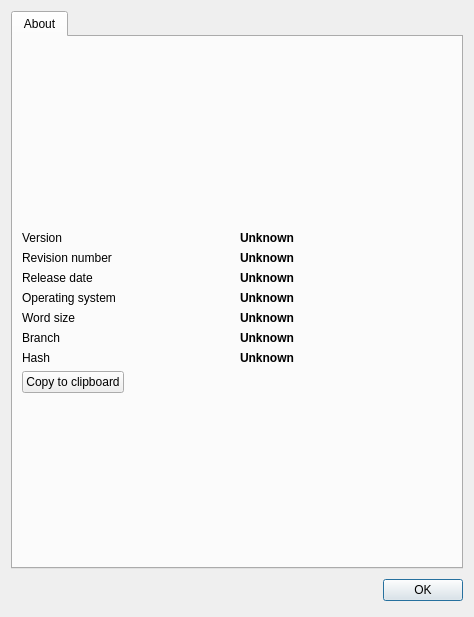
Qt form src/Gui/AboutApplication.ui (BeQuiet1228/FreeCAD) before a commit.
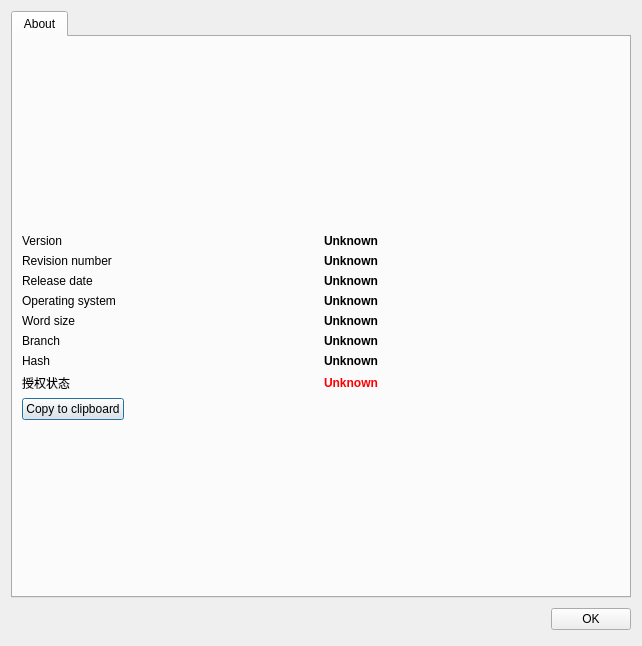
The same form after that commit. Icons and pictures are not drawn.

Commit message: 增加加密狗授权检查

Diff of the .ui file:
```diff
--- a/src/Gui/AboutApplication.ui
+++ b/src/Gui/AboutApplication.ui
@@ -6,8 +6,8 @@
    <rect>
     <x>0</x>
     <y>0</y>
-    <width>472</width>
-    <height>617</height>
+    <width>642</width>
+    <height>646</height>
    </rect>
   </property>
   <property name="windowTitle">
@@ -16,38 +16,8 @@
   <property name="modal">
    <bool>true</bool>
   </property>
-  <layout class="QGridLayout" name="gridLayout">
-   <item row="1" column="0">
-    <layout class="QHBoxLayout" name="boxOK">
-     <property name="spacing">
-      <number>6</number>
-     </property>
-     <property name="margin">
-      <number>0</number>
-     </property>
-     <item>
-      <spacer>
-       <property name="orientation">
-        <enum>Qt::Horizontal</enum>
-       </property>
-       <property name="sizeHint" stdset="0">
-        <size>
-         <width>160</width>
-         <height>31</height>
-        </size>
-       </property>
-      </spacer>
-     </item>
-     <item>
-      <widget class="QPushButton" name="okButton">
-       <property name="text">
-        <string>OK</string>
-       </property>
-      </widget>
-     </item>
-    </layout>
-   </item>
-   <item row="0" column="0">
+  <layout class="QVBoxLayout" name="verticalLayout_2">
+   <item>
     <widget class="QTabWidget" name="tabWidget">
      <property name="currentIndex">
       <number>0</number>
@@ -92,24 +62,33 @@
           <number>0</number>
          </property>
          <item>
-          <layout class="QGridLayout" name="boxVersion" rowstretch="0,0,0,0,0,0,0">
-           <property name="margin">
+          <layout class="QGridLayout" name="boxVersion" rowstretch="0,0,0,0,0,0,0,0">
+           <property name="leftMargin">
+            <number>0</number>
+           </property>
+           <property name="topMargin">
+            <number>0</number>
+           </property>
+           <property name="rightMargin">
+            <number>0</number>
+           </property>
+           <property name="bottomMargin">
             <number>0</number>
            </property>
            <property name="spacing">
             <number>6</number>
            </property>
-           <item row="6" column="1">
-            <widget class="QLabel" name="labelBuildHash">
+           <item row="3" column="1">
+            <widget class="QLabel" name="labelBuildOS">
              <property name="text">
               <string notr="true">&lt;html&gt;&lt;head/&gt;&lt;body&gt;&lt;p&gt;&lt;span style=&quot; font-family: MS Shell Dlg 2; font-weight:600;&quot;&gt;Unknown&lt;/span&gt;&lt;/p&gt;&lt;/body&gt;&lt;/html&gt;</string>
              </property>
             </widget>
            </item>
-           <item row="3" column="0">
-            <widget class="QLabel" name="labelOS">
+           <item row="1" column="0">
+            <widget class="QLabel" name="labelRevision">
              <property name="text">
-              <string>Operating system</string>
+              <string>Revision number</string>
              </property>
             </widget>
            </item>
@@ -127,6 +106,20 @@
              </property>
             </widget>
            </item>
+           <item row="0" column="1">
+            <widget class="QLabel" name="labelBuildVersion">
+             <property name="text">
+              <string notr="true">&lt;html&gt;&lt;head/&gt;&lt;body&gt;&lt;p&gt;&lt;span style=&quot; font-family: MS Shell Dlg 2; font-weight:600;&quot;&gt;Unknown&lt;/span&gt;&lt;/p&gt;&lt;/body&gt;&lt;/html&gt;</string>
+             </property>
+            </widget>
+           </item>
+           <item row="2" column="1">
+            <widget class="QLabel" name="labelBuildDate">
+             <property name="text">
+              <string notr="true">&lt;html&gt;&lt;head/&gt;&lt;body&gt;&lt;p&gt;&lt;span style=&quot; font-family: MS Shell Dlg 2; font-weight:600;&quot;&gt;Unknown&lt;/span&gt;&lt;/p&gt;&lt;/body&gt;&lt;/html&gt;</string>
+             </property>
+            </widget>
+           </item>
            <item row="2" column="0">
             <widget class="QLabel" name="labelDate">
              <property name="text">
@@ -134,41 +127,6 @@
              </property>
             </widget>
            </item>
-           <item row="3" column="1">
-            <widget class="QLabel" name="labelBuildOS">
-             <property name="text">
-              <string notr="true">&lt;html&gt;&lt;head/&gt;&lt;body&gt;&lt;p&gt;&lt;span style=&quot; font-family: MS Shell Dlg 2; font-weight:600;&quot;&gt;Unknown&lt;/span&gt;&lt;/p&gt;&lt;/body&gt;&lt;/html&gt;</string>
-             </property>
-            </widget>
-           </item>
-           <item row="1" column="1">
-            <widget class="QLabel" name="labelBuildRevision">
-             <property name="text">
-              <string notr="true">&lt;html&gt;&lt;head/&gt;&lt;body&gt;&lt;p&gt;&lt;span style=&quot; font-family: MS Shell Dlg 2; font-weight:600;&quot;&gt;Unknown&lt;/span&gt;&lt;/p&gt;&lt;/body&gt;&lt;/html&gt;</string>
-             </property>
-            </widget>
-           </item>
-           <item row="2" column="1">
-            <widget class="QLabel" name="labelBuildDate">
-             <property name="text">
-              <string notr="true">&lt;html&gt;&lt;head/&gt;&lt;body&gt;&lt;p&gt;&lt;span style=&quot; font-family: MS Shell Dlg 2; font-weight:600;&quot;&gt;Unknown&lt;/span&gt;&lt;/p&gt;&lt;/body&gt;&lt;/html&gt;</string>
-             </property>
-            </widget>
-           </item>
-           <item row="1" column="0">
-            <widget class="QLabel" name="labelRevision">
-             <property name="text">
-              <string>Revision number</string>
-             </property>
-            </widget>
-           </item>
-           <item row="0" column="1">
-            <widget class="QLabel" name="labelBuildVersion">
-             <property name="text">
-              <string notr="true">&lt;html&gt;&lt;head/&gt;&lt;body&gt;&lt;p&gt;&lt;span style=&quot; font-family: MS Shell Dlg 2; font-weight:600;&quot;&gt;Unknown&lt;/span&gt;&lt;/p&gt;&lt;/body&gt;&lt;/html&gt;</string>
-             </property>
-            </widget>
-           </item>
            <item row="0" column="0">
             <widget class="QLabel" name="labelVersion">
              <property name="text">
@@ -176,6 +134,27 @@
              </property>
             </widget>
            </item>
+           <item row="1" column="1">
+            <widget class="QLabel" name="labelBuildRevision">
+             <property name="text">
+              <string notr="true">&lt;html&gt;&lt;head/&gt;&lt;body&gt;&lt;p&gt;&lt;span style=&quot; font-family: MS Shell Dlg 2; font-weight:600;&quot;&gt;Unknown&lt;/span&gt;&lt;/p&gt;&lt;/body&gt;&lt;/html&gt;</string>
+             </property>
+            </widget>
+           </item>
+           <item row="6" column="0">
+            <widget class="QLabel" name="labelHash">
+             <property name="text">
+              <string notr="true">Hash</string>
+             </property>
+            </widget>
+           </item>
+           <item row="6" column="1">
+            <widget class="QLabel" name="labelBuildHash">
+             <property name="text">
+              <string notr="true">&lt;html&gt;&lt;head/&gt;&lt;body&gt;&lt;p&gt;&lt;span style=&quot; font-family: MS Shell Dlg 2; font-weight:600;&quot;&gt;Unknown&lt;/span&gt;&lt;/p&gt;&lt;/body&gt;&lt;/html&gt;</string>
+             </property>
+            </widget>
+           </item>
            <item row="5" column="0">
             <widget class="QLabel" name="labelBranch">
              <property name="text">
@@ -190,10 +169,28 @@
              </property>
             </widget>
            </item>
-           <item row="6" column="0">
-            <widget class="QLabel" name="labelHash">
+           <item row="3" column="0">
+            <widget class="QLabel" name="labelOS">
              <property name="text">
-              <string notr="true">Hash</string>
+              <string>Operating system</string>
+             </property>
+            </widget>
+           </item>
+           <item row="7" column="1">
+            <widget class="QLabel" name="labelBuildState">
+             <property name="styleSheet">
+              <string notr="true">color: rgb(255, 0, 0);
+font: 75 9pt &quot;微软雅黑&quot;;</string>
+             </property>
+             <property name="text">
+              <string notr="true">&lt;html&gt;&lt;head/&gt;&lt;body&gt;&lt;p&gt;&lt;span style=&quot; font-family: MS Shell Dlg 2; font-weight:600;&quot;&gt;Unknown&lt;/span&gt;&lt;/p&gt;&lt;/body&gt;&lt;/html&gt;</string>
+             </property>
+            </widget>
+           </item>
+           <item row="7" column="0">
+            <widget class="QLabel" name="labelState">
+             <property name="text">
+              <string notr="true">授权状态</string>
              </property>
             </widget>
            </item>
@@ -242,6 +239,45 @@
      </widget>
     </widget>
    </item>
+   <item>
+    <layout class="QHBoxLayout" name="boxOK">
+     <property name="spacing">
+      <number>6</number>
+     </property>
+     <property name="leftMargin">
+      <number>0</number>
+     </property>
+     <property name="topMargin">
+      <number>0</number>
+     </property>
+     <property name="rightMargin">
+      <number>0</number>
+     </property>
+     <property name="bottomMargin">
+      <number>0</number>
+     </property>
+     <item>
+      <spacer>
+       <property name="orientation">
+        <enum>Qt::Horizontal</enum>
+       </property>
+       <property name="sizeHint" stdset="0">
+        <size>
+         <width>160</width>
+         <height>31</height>
+        </size>
+       </property>
+      </spacer>
+     </item>
+     <item>
+      <widget class="QPushButton" name="okButton">
+       <property name="text">
+        <string>OK</string>
+       </property>
+      </widget>
+     </item>
+    </layout>
+   </item>
   </layout>
  </widget>
  <resources>
```
Left out of the diff: 11 changed lines with no effect on the pictures. The commit also changes 4 other files.
